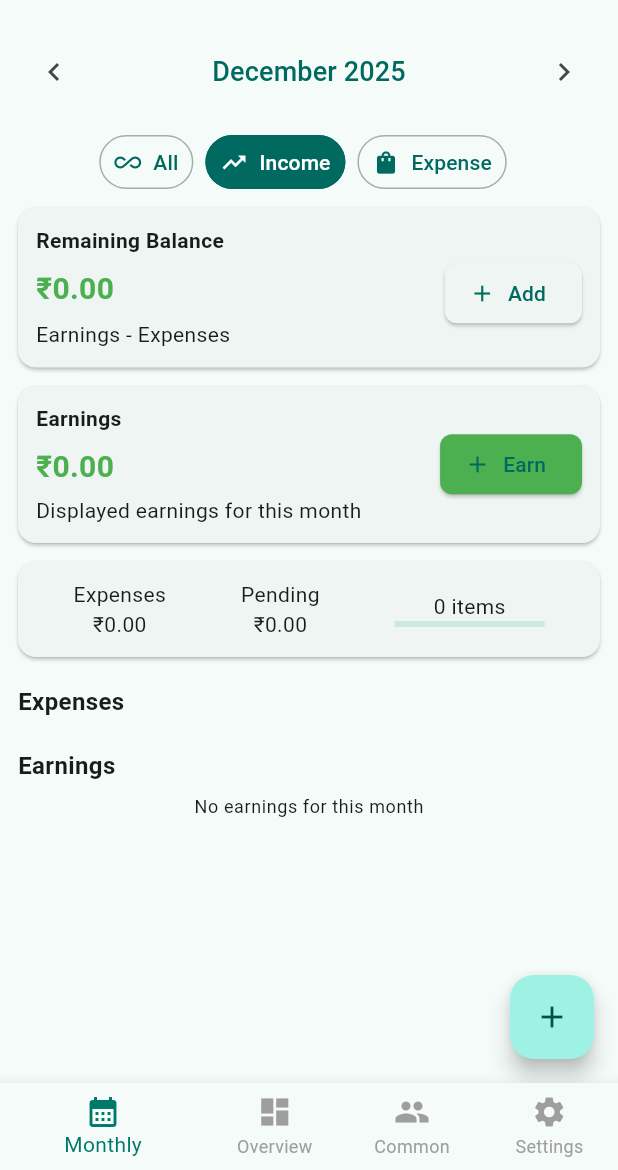
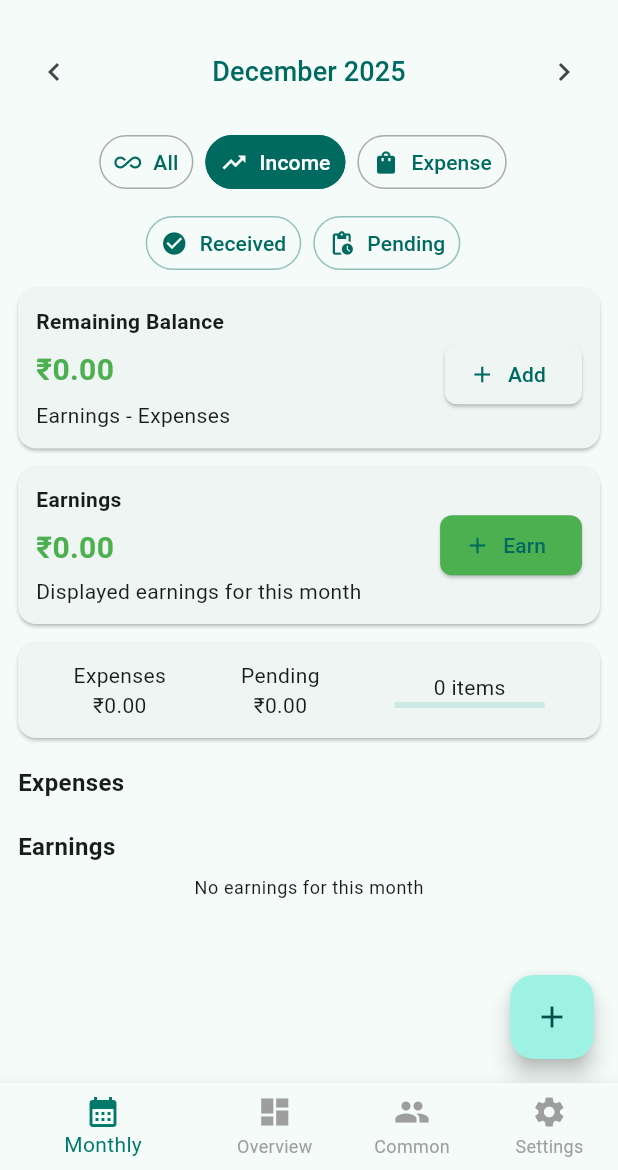
Before and after one commit to Abinandhan-S/Expense-Tracker, a Flutter app: the screen it shows after launch, after a tap on the "chevron left" icon, after a tap on the "chevron right" icon, after a tap on "Income", on a phone screen of 412 x 824 dp, the part 66-1236 px from its top. Run offline on Flutter 3.47's test engine with Material 3 defaults, Android fonts, the phone set to English and light mode, and no system bars; our stand-ins replace csv, hive_flutter; accounts and stored records are empty.

Commit message:
feat: Monthly Earnings Pending and Received functionality

```diff
--- a/lib/main.dart
+++ b/lib/main.dart
@@ -283,6 +283,7 @@ class _MainShellState extends State<MainShell> {
 // ======================= FILTER ENUMS ===========================
 enum MonthlyFilter { all, income, expense }
 enum ExpenseStatusFilter { all, paid, unpaid }
+enum EarningStatusFilter { all, received, pending }
 
 
 // ======================= ADD/EDIT SHEET =========================
--- a/lib/models/earning_expense.dart
+++ b/lib/models/earning_expense.dart
@@ -174,8 +174,29 @@ class ExpenseAdapter extends TypeAdapter<Expense> {
   }
 }
 
-/// Earning model - separate box
+@HiveType(typeId: 1)
 class Earning extends HiveObject {
+  @HiveField(0)
+  String id;
+
+  @HiveField(1)
+  String title;
+
+  @HiveField(2)
+  double amount;
+
+  @HiveField(3)
+  String source;
+
+  @HiveField(4)
+  DateTime date;
+
+  @HiveField(5)
+  String note;
+
+  @HiveField(6)
+  bool isReceived; // ✅ New field
+
   Earning({
     required this.id,
     required this.title,
@@ -183,14 +204,8 @@ class Earning extends HiveObject {
     required this.source,
     required this.date,
     required this.note,
+    this.isReceived = true, // ✅ default to received
   });
-
-  String id;
-  String title;
-  double amount;
-  String source;
-  DateTime date;
-  String note;
 
   Earning copyWith({
     String? id,
@@ -199,6 +214,7 @@ class Earning extends HiveObject {
     String? source,
     DateTime? date,
     String? note,
+    bool? isReceived,
   }) {
     return Earning(
       id: id ?? this.id,
@@ -207,6 +223,7 @@ class Earning extends HiveObject {
       source: source ?? this.source,
       date: date ?? this.date,
       note: note ?? this.note,
+      isReceived: isReceived ?? this.isReceived,
     );
   }
 }
--- a/lib/page/monthly_expense.dart
+++ b/lib/page/monthly_expense.dart
@@ -34,10 +34,12 @@ class _MonthlyPageState extends State<MonthlyPage> {
   final Box<Expense> expenseBox = Hive.box<Expense>('expenses_box');
   final Box<Earning> earningBox = Hive.box<Earning>('earnings_box');
   String? _expandedExpenseId;
+  bool _showReceivedOnly = true; // ✅ show only received earnings by default
 
   late DateTime selectedMonth;
   MonthlyFilter _filter = MonthlyFilter.all;
   ExpenseStatusFilter _expenseStatusFilter = ExpenseStatusFilter.all;
+  EarningStatusFilter _earningStatusFilter = EarningStatusFilter.all;
 
   @override
   void initState() {
@@ -68,7 +70,8 @@ class _MonthlyPageState extends State<MonthlyPage> {
         .where(
           (e) =>
               e.date.year == selectedMonth.year &&
-              e.date.month == selectedMonth.month,
+              e.date.month == selectedMonth.month &&
+              e.isReceived, // ✅ count only received
         )
         .fold(0.0, (s, e) => s + e.amount);
   }
@@ -78,7 +81,9 @@ class _MonthlyPageState extends State<MonthlyPage> {
   }
 
   double displayedEarningsTotal(List<Earning> earnings) {
-    return earnings.fold(0.0, (s, e) => s + e.amount);
+    return earnings
+        .where((e) => e.isReceived) // ✅ Only received ones
+        .fold(0.0, (s, e) => s + e.amount);
   }
 
   double get remainingBalance => totalEarningsForMonth - totalExpensesForMonth;
@@ -236,7 +241,14 @@ class _MonthlyPageState extends State<MonthlyPage> {
       case MonthlyFilter.all:
         return earnings;
       case MonthlyFilter.income:
-        return earnings;
+        switch (_earningStatusFilter) {
+          case EarningStatusFilter.all:
+            return earnings;
+          case EarningStatusFilter.received:
+            return earnings.where((e) => e.isReceived).toList();
+          case EarningStatusFilter.pending:
+            return earnings.where((e) => !e.isReceived).toList();
+        }
       case MonthlyFilter.expense:
         return [];
     }
@@ -420,6 +432,45 @@ class _MonthlyPageState extends State<MonthlyPage> {
                 ? theme.colorScheme.primary
                 : Colors.transparent,
             foregroundColor: selected ? theme.colorScheme.onPrimary : null,
+            shape: RoundedRectangleBorder(
+              borderRadius: BorderRadius.circular(24),
+            ),
+          ),
+        ),
+      );
+    }
+
+    Widget buildEarningStatusButton(
+      EarningStatusFilter status,
+      IconData icon,
+      String label,
+    ) {
+      final selected = _earningStatusFilter == status;
+      final theme = Theme.of(context);
+      final colorBase = widget.themeMode == ThemeMode.dark
+          ? Colors.lightGreenAccent
+          : theme.colorScheme.primary;
+
+      return Padding(
+        padding: const EdgeInsets.only(right: 8),
+        child: OutlinedButton.icon(
+          onPressed: () {
+            setState(() {
+              _earningStatusFilter = status;
+            });
+          },
+          icon: Icon(icon, size: 18),
+          label: Text(label),
+          style: OutlinedButton.styleFrom(
+            padding: const EdgeInsets.symmetric(horizontal: 10, vertical: 8),
+            minimumSize: const Size(0, 34),
+            side: BorderSide(
+              color: selected ? colorBase : colorBase.withOpacity(0.4),
+            ),
+            backgroundColor: selected
+                ? colorBase.withOpacity(0.18)
+                : Colors.transparent,
+            foregroundColor: selected ? colorBase : null,
             shape: RoundedRectangleBorder(
               borderRadius: BorderRadius.circular(24),
             ),
@@ -578,6 +629,48 @@ class _MonthlyPageState extends State<MonthlyPage> {
                           ],
                         ),
                       ),
+                    ),
+                    AnimatedSwitcher(
+                      duration: const Duration(milliseconds: 250),
+                      transitionBuilder: (child, animation) {
+                        return SizeTransition(
+                          sizeFactor: animation,
+                          axisAlignment: -1.0,
+                          child: FadeTransition(
+                            opacity: animation,
+                            child: child,
+                          ),
+                        );
+                      },
+                      child: _filter == MonthlyFilter.income
+                          ? Padding(
+                              key: const ValueKey('earningSubFilterRow'),
+                              padding: const EdgeInsets.fromLTRB(12, 6, 12, 0),
+                              child: Center(
+                                child: SingleChildScrollView(
+                                  scrollDirection: Axis.horizontal,
+                                  child: Row(
+                                    mainAxisAlignment: MainAxisAlignment.center,
+                                    children: [
+                                      buildEarningStatusButton(
+                                        EarningStatusFilter.received,
+                                        Icons.check_circle,
+                                        'Received',
+                                      ),
+                                      buildEarningStatusButton(
+                                        EarningStatusFilter.pending,
+                                        Icons.pending_actions,
+                                        'Pending',
+                                      ),
+                                    ],
+                                  ),
+                                ),
+                              ),
+                            )
+                          : const SizedBox(
+                              key: ValueKey('earningSubFilterEmpty'),
+                              height: 0,
+                            ),
                     ),
 
                     // Animated Paid/Unpaid row (only when Expense selected)
@@ -1304,13 +1397,55 @@ class _MonthlyPageState extends State<MonthlyPage> {
                                   ent.title.isNotEmpty ? ent.title : ent.source,
                                 ),
                                 subtitle: Text(
-                                  '${DateFormat.yMMMd().format(ent.date)} • ${ent.note}',
+                                  DateFormat.yMMMd().format(ent.date),
                                 ),
                                 trailing: Row(
                                   mainAxisSize: MainAxisSize.min,
                                   children: [
-                                    Text('₹${ent.amount.toStringAsFixed(2)}'),
+                                    // ✅ Amount
+                                    Text(
+                                      '₹${ent.amount.toStringAsFixed(2)}',
+                                      style: TextStyle(
+                                        color: ent.isReceived
+                                            ? Colors.green
+                                            : Colors.orangeAccent,
+                                        fontWeight: FontWeight.bold,
+                                      ),
+                                    ),
                                     const SizedBox(width: 8),
+
+                                    // ✅ Received Toggle
+                                    ElevatedButton.icon(
+                                      onPressed: () {
+                                        setState(() {
+                                          ent.isReceived = !ent.isReceived;
+                                          ent.save();
+                                        });
+                                      },
+                                      icon: Icon(
+                                        ent.isReceived
+                                            ? Icons.check_circle
+                                            : Icons.pending_actions,
+                                        size: 18,
+                                      ),
+                                      label: Text(
+                                        ent.isReceived ? "Received" : "Pending",
+                                      ),
+                                      style: ElevatedButton.styleFrom(
+                                        backgroundColor: ent.isReceived
+                                            ? Colors.green
+                                            : Colors.orangeAccent,
+                                        padding: const EdgeInsets.symmetric(
+                                          horizontal: 10,
+                                          vertical: 6,
+                                        ),
+                                        minimumSize: const Size(0, 32),
+                                      ),
+                                    ),
+
+                                    const SizedBox(width: 8),
+
+                                    // ✅ Delete Button
                                     IconButton(
                                       icon: const Icon(
                                         Icons.delete,
@@ -1344,9 +1479,6 @@ class _MonthlyPageState extends State<MonthlyPage> {
                                           final deletedCopy = ent.copyWith();
                                           await ent.delete();
                                           if (mounted) {
-                                            ScaffoldMessenger.of(
-                                              context,
-                                            ).hideCurrentSnackBar();
                                             ScaffoldMessenger.of(
                                               context,
                                             ).showSnackBar(
```
